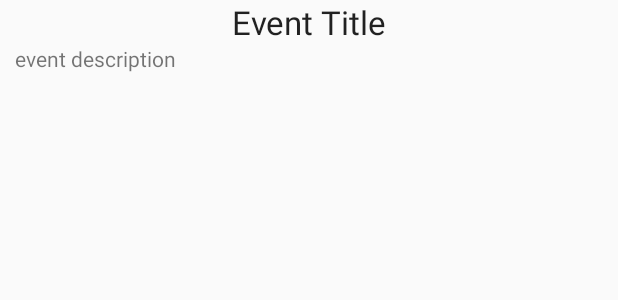
After one commit to avalles/GetPR, an Android app: the layout row_event.xml on its own in the app's theme, with its tools: preview values and no code run, on a phone screen of 412 x 824 dp. The commit adds this screen. Shown: the top 300 px of the screen. Run offline under Robolectric (Android 15) with nearby library versions, the phone set to English and light mode, and no system bars.

Commit message:
eventlist adapter

```diff
--- a/app/src/main/res/layout/activity_event_list.xml
+++ b/app/src/main/res/layout/activity_event_list.xml
@@ -6,4 +6,10 @@
     android:layout_height="match_parent"
     tools:context="com.trafalascode.getpr.EventList">
 
+    <ListView
+        android:layout_width="match_parent"
+        android:layout_height="match_parent"
+        android:id="@+id/eventListListView"/>
+
+
 </RelativeLayout>
--- a/app/src/main/res/layout/activity_set_up_profile.xml
+++ b/app/src/main/res/layout/activity_set_up_profile.xml
@@ -60,7 +60,8 @@
         android:text="Save Profile"
         android:layout_marginTop="20dp"
         android:layout_marginLeft="10dp"
-        android:layout_marginRight="10dp"/>
+        android:layout_marginRight="10dp"
+        android:id="@+id/setUpProfileSaveProfileButton"/>
 
 
 
--- /dev/null
+++ b/app/src/main/res/layout/row_event.xml
@@ -0,0 +1,21 @@
+<?xml version="1.0" encoding="utf-8"?>
+<LinearLayout xmlns:android="http://schemas.android.com/apk/res/android"
+    android:layout_width="match_parent"
+    android:layout_height="match_parent"
+    android:orientation="vertical">
+
+    <TextView
+        android:layout_width="match_parent"
+        android:layout_height="wrap_content"
+        android:text="Event Title"
+        android:gravity="center"
+        android:textAppearance="?android:textAppearanceLarge"/>
+
+    <TextView
+        android:layout_width="match_parent"
+        android:layout_height="wrap_content"
+        android:text="event description"
+        android:layout_marginLeft="10dp"
+        android:layout_marginRight="10dp"/>
+
+</LinearLayout>
```
Also changed, not shown: app/src/main/java/com/trafalascode/getpr/Adapters/EventListAdapter.java (added, +47 -0 lines), app/src/main/java/com/trafalascode/getpr/EventList.java (+14 -0 lines), app/src/main/java/com/trafalascode/getpr/SetUpProfile.java (+18 -0 lines).
